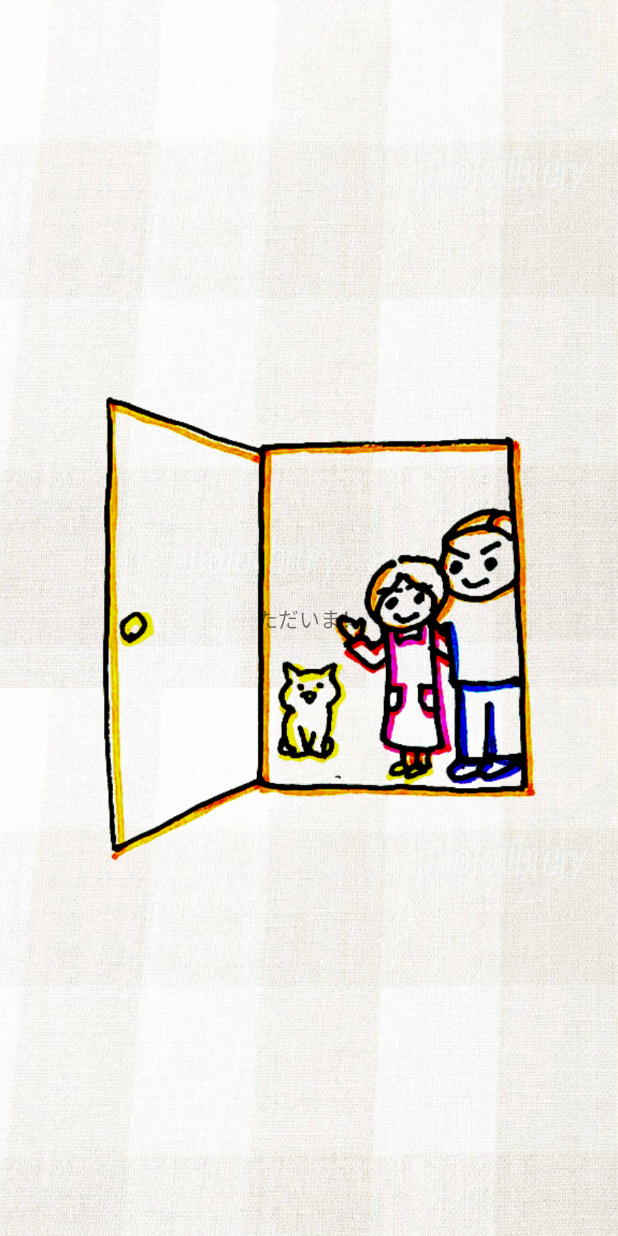
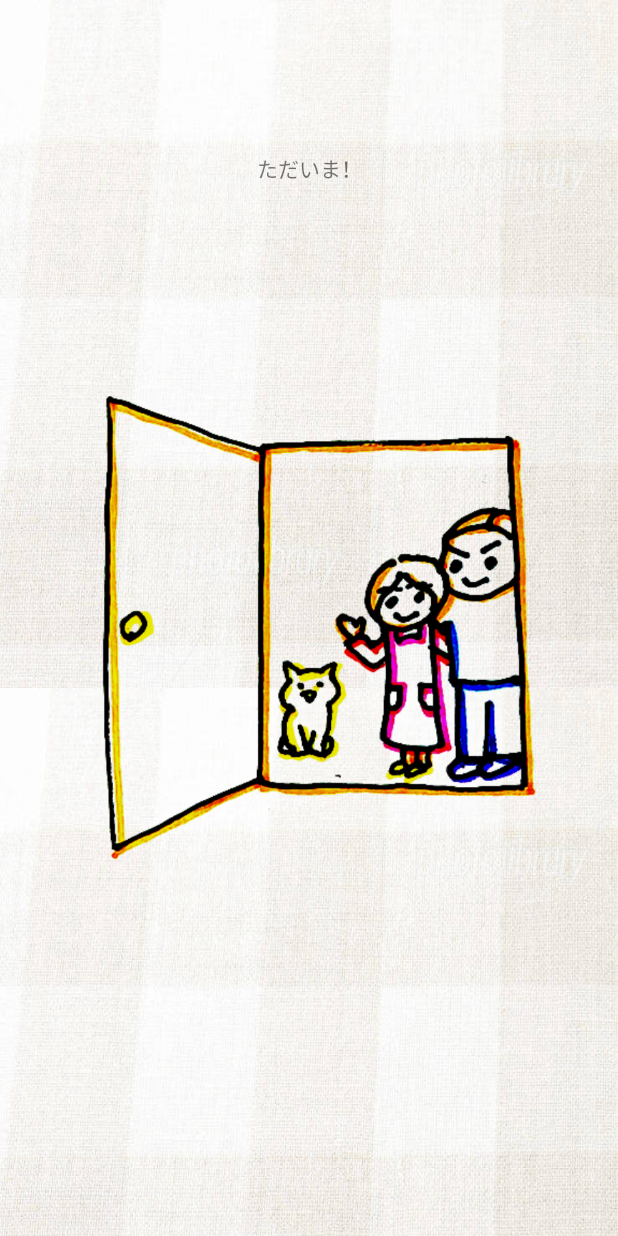
Before and after one commit to 4noha/____, an Android app: the layout activity_imhome.xml on its own in the app's theme, with its tools: preview values and no code run, on a phone screen of 412 x 824 dp. Run offline under Robolectric (Android 15) with nearby library versions, the light colour scheme and no system bars; Roboto replaces fonts that are not available here.

Commit message:
画像と文字がかぶっていた部分を修正

```diff
--- a/app/src/main/res/layout/activity_imhome.xml
+++ b/app/src/main/res/layout/activity_imhome.xml
@@ -12,21 +12,17 @@
         android:layout_height="495dp"
         android:layout_width="20dp" />
 
-    <ImageView
-        android:id="@+id/imhomepage"
-        android:layout_width="wrap_content"
-        android:layout_height="wrap_content"
-        app:layout_constraintBottom_toBottomOf="parent"
-        app:layout_constraintLeft_toLeftOf="parent"
-        app:layout_constraintRight_toRightOf="parent"
-        app:layout_constraintTop_toTopOf="parent"
-        app:srcCompat="@drawable/tadaima" />
+    <RelativeLayout
+        android:layout_width="match_parent"
+        android:layout_height="match_parent">
 
     <TextView
         android:id="@+id/text_area"
-        android:layout_width="wrap_content"
+        android:layout_width="match_parent"
         android:layout_height="wrap_content"
         android:text="ただいま！"
+        android:gravity="center"
+        android:layout_above="@+id/imhomepage"
         app:layout_constraintBottom_toBottomOf="parent"
         app:layout_constraintLeft_toLeftOf="parent"
         app:layout_constraintRight_toRightOf="parent"
@@ -34,4 +30,17 @@
         fontPath="fonts/HuiFont.ttf"
         tools:ignore="MissingPrefix" />
 
+    <ImageView
+        android:id="@+id/imhomepage"
+        android:layout_width="wrap_content"
+        android:layout_height="wrap_content"
+        android:layout_centerVertical="true"
+        app:layout_constraintBottom_toBottomOf="parent"
+        app:layout_constraintLeft_toLeftOf="parent"
+        app:layout_constraintRight_toRightOf="parent"
+        app:layout_constraintTop_toTopOf="parent"
+        app:srcCompat="@drawable/tadaima" />
+
+    </RelativeLayout>
+
 </android.support.constraint.ConstraintLayout>
```
